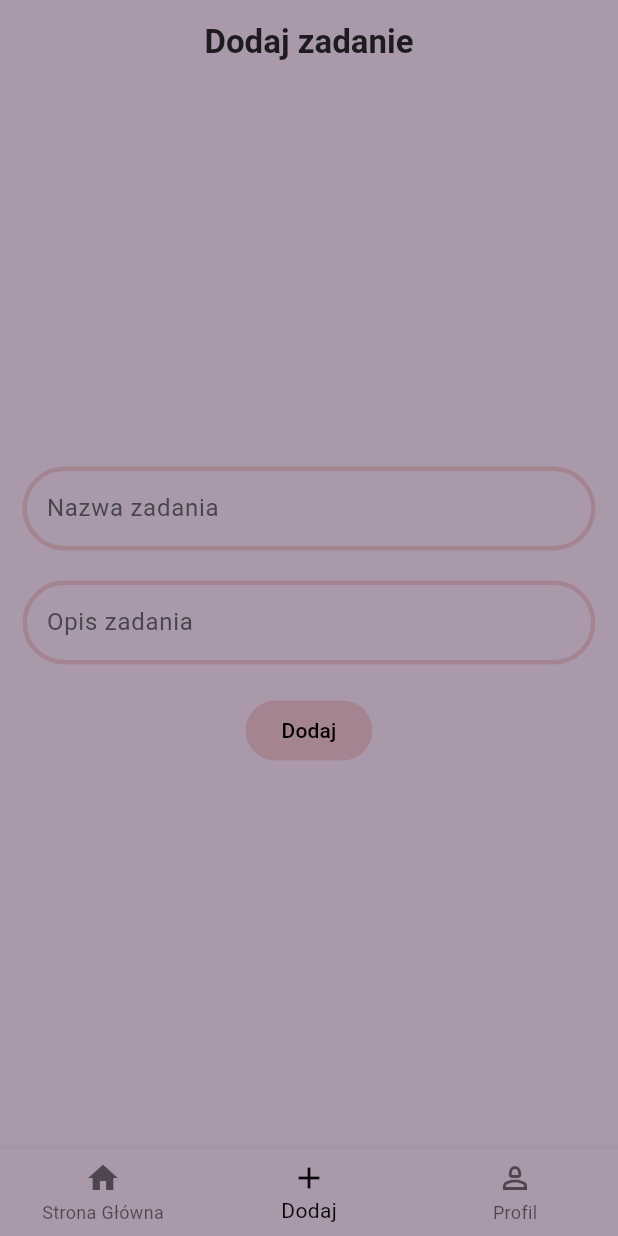
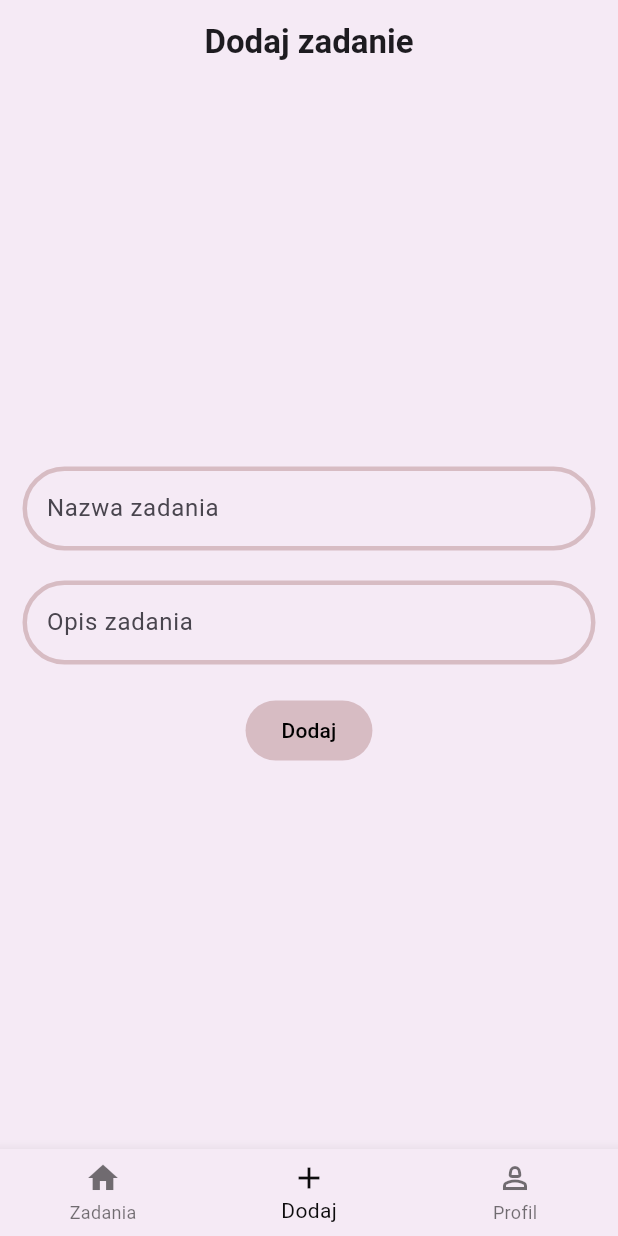
Before and after one commit to damianfaron/tasklist, a Flutter app: the screen it shows after launch, item 2 of the bottom bar chosen, on a phone screen of 412 x 824 dp. Run offline on Flutter 3.47's test engine with Material 2 defaults, Android fonts, the phone set to English and light mode, and no system bars; our stand-ins replace cloud_firestore, firebase_core; accounts and stored records are empty.

Commit message:
Change app visualization

```diff
--- /dev/null
+++ b/lib/app/features/presentation/colors/app_colors.dart
@@ -0,0 +1,8 @@
+import 'package:flutter/material.dart';
+
+class AppColors {
+  static const Color mainColor = Color.fromARGB(255, 245, 234, 245);
+  static const Color blackColor = Color.fromARGB(255, 13, 12, 13);
+  static const Color navColor = Color.fromARGB(71, 165, 139, 167);
+  static const Color navColor2 = Color.fromARGB(255, 153, 125, 154);
+}
--- a/lib/app/features/presentatnio/colors/app_colors.dart
+++ /dev/null
@@ -1,6 +0,0 @@
-import 'package:flutter/material.dart';
-
-class AppColors {
-  static const Color mainColor = Color.fromARGB(255, 170, 153, 171);
-  static const Color blackColor = Color.fromARGB(255, 10, 10, 10);
-}
--- a/lib/app/home/home_page.dart
+++ b/lib/app/home/home_page.dart
@@ -1,6 +1,6 @@
 import 'package:flutter/material.dart';
 import 'package:tasklist/app/features/add_page_content/add_page.dart';
-import 'package:tasklist/app/features/presentatnio/colors/app_colors.dart';
+import 'package:tasklist/app/features/presentation/colors/app_colors.dart';
 import 'package:tasklist/app/features/task_page_content/taskpage.dart';
 import 'package:tasklist/app/features/user_page_content/user_page.dart';
 
@@ -69,7 +69,7 @@ class _HomePageState extends State<HomePage> {
         items: const [
           BottomNavigationBarItem(
             icon: Icon(Icons.home),
-            label: 'Strona Główna',
+            label: 'Zadania',
           ),
           BottomNavigationBarItem(
             icon: Icon(Icons.add),
```
Also changed, not shown: lib/app/features/task_page_content/taskpage.dart (+22 -13 lines).
